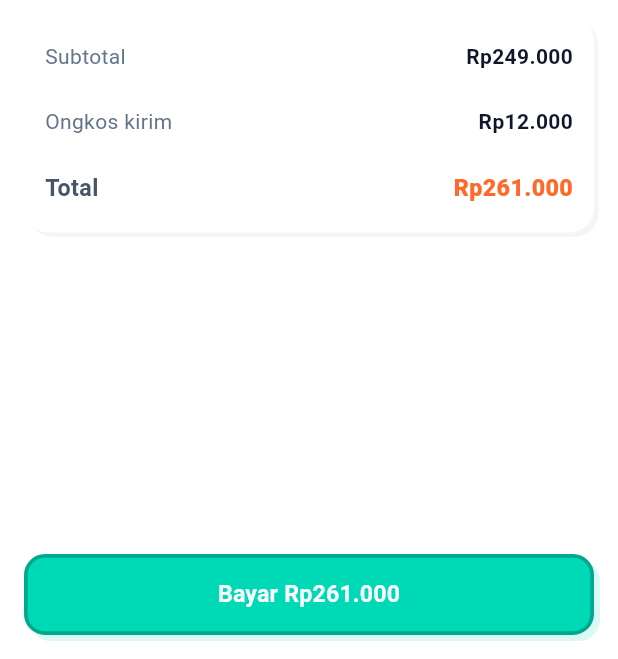
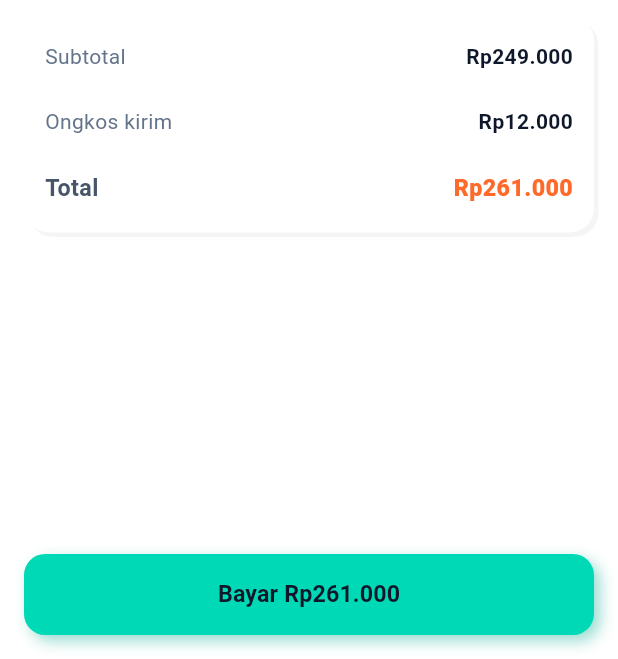
Before and after one commit to Rayen467/payglobal, a Flutter app: the MerchantCheckoutPage screen opened by its route, on a phone screen of 412 x 824 dp, the part 577-1236 px from its top. Run offline on Flutter 3.47's test engine with Material 3 defaults, Android fonts, the phone set to English and light mode, and no system bars; our stand-ins replace app_links, dio, equatable, firebase_auth, firebase_core, firebase_messaging and 7 more; missing offline and left inert: mobile_scanner; accounts and stored records are empty; network calls fail; Roboto replaces fonts that are missing (PlusJakartaSans).

Commit message:
feat(widget): implement Neumorphic shadows and borderless styles for AppButton in light mode

```diff
--- a/lib/presentation/widgets/app_button.dart
+++ b/lib/presentation/widgets/app_button.dart
@@ -32,25 +32,67 @@ class _AppButtonState extends State<AppButton> {
   Widget build(BuildContext context) {
     final disabled = widget.onPressed == null || widget.isLoading;
 
-    // Neo-Brutalism color sets per variant
+    final isDark = Theme.of(context).brightness == Brightness.dark;
     Color bg, fg, borderColor;
     List<BoxShadow> shadow;
+    double borderWidth;
+
+    if (isDark) {
+      borderWidth = 2.5;
       switch (widget.variant) {
         case AppButtonVariant.soft:
           bg = AppColors.primarySurface;
           fg = AppColors.primary;
           borderColor = AppColors.primaryBorder;
           shadow = [const BoxShadow(color: Color(0x2000D9B5), offset: Offset(3, 3))];
+          break;
         case AppButtonVariant.outline:
           bg = Colors.transparent;
           fg = AppColors.ink;
           borderColor = AppColors.line;
           shadow = [const BoxShadow(color: Color(0x15000000), offset: Offset(3, 3))];
+          break;
         default:
           bg = AppColors.primary;
           fg = AppColors.bg;
           borderColor = AppColors.primaryDark;
           shadow = AppColors.shadowPrimary;
+          break;
+      }
+    } else {
+      // Light Mode Neumorphism
+      borderWidth = 1.0;
+      switch (widget.variant) {
+        case AppButtonVariant.soft:
+          bg = const Color(0xFFEDF2F7);
+          fg = AppColors.primaryDark;
+          borderColor = Colors.transparent;
+          borderWidth = 0.0;
+          shadow = [
+            const BoxShadow(color: Colors.white, offset: Offset(-4, -4), blurRadius: 8),
+            BoxShadow(color: const Color(0xFFA6B4C9).withValues(alpha: 0.4), offset: const Offset(4, 4), blurRadius: 8),
+          ];
+          break;
+        case AppButtonVariant.outline:
+          bg = Colors.transparent;
+          fg = AppColors.ink;
+          borderColor = AppColors.line.withValues(alpha: 0.5);
+          shadow = [
+            BoxShadow(color: Colors.white.withValues(alpha: 0.5), offset: const Offset(-2, -2), blurRadius: 4),
+            BoxShadow(color: const Color(0xFFA6B4C9).withValues(alpha: 0.15), offset: const Offset(2, 2), blurRadius: 4),
+          ];
+          break;
+        default: // primary
+          bg = AppColors.primary;
+          fg = const Color(0xFF0F172A);
+          borderColor = Colors.transparent;
+          borderWidth = 0.0;
+          shadow = [
+            BoxShadow(color: Colors.white.withValues(alpha: 0.45), offset: const Offset(-4, -4), blurRadius: 8),
+            BoxShadow(color: AppColors.primaryDark.withValues(alpha: 0.4), offset: const Offset(4, 4), blurRadius: 8),
+          ];
+          break;
+      }
     }
 
     if (disabled) {
@@ -73,7 +115,7 @@ class _AppButtonState extends State<AppButton> {
           decoration: BoxDecoration(
             color: bg,
             borderRadius: BorderRadius.circular(14),
-            border: Border.all(color: borderColor, width: 2.5),
+            border: borderWidth > 0 ? Border.all(color: borderColor, width: borderWidth) : null,
             boxShadow: _pressed ? [] : shadow,
           ),
           child: Center(
```
Lines whose indentation alone changed are shown as unchanged.
